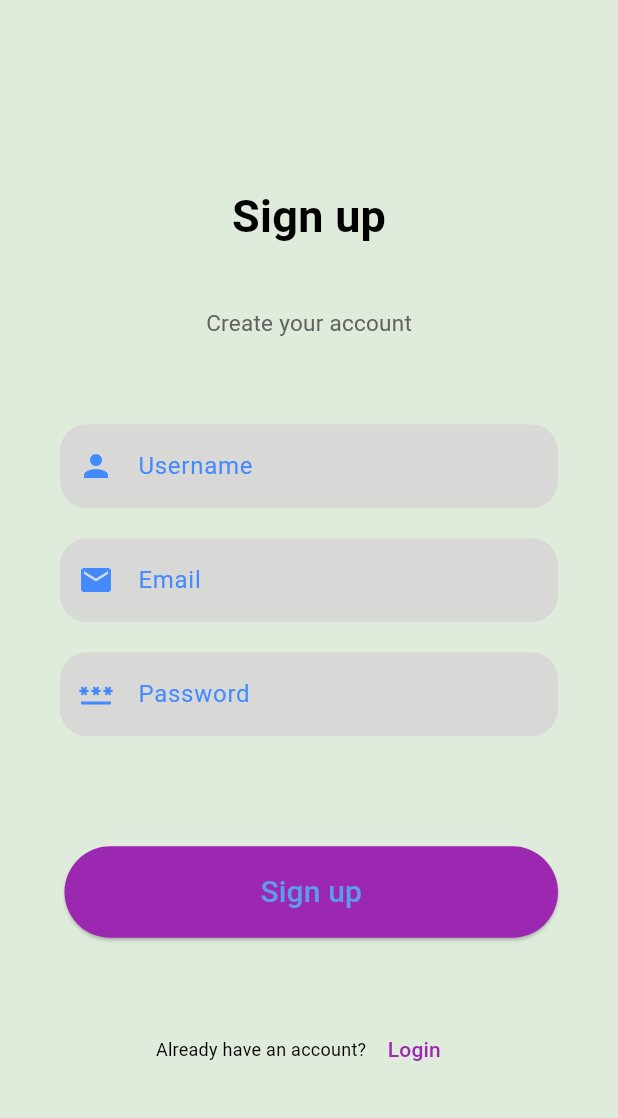
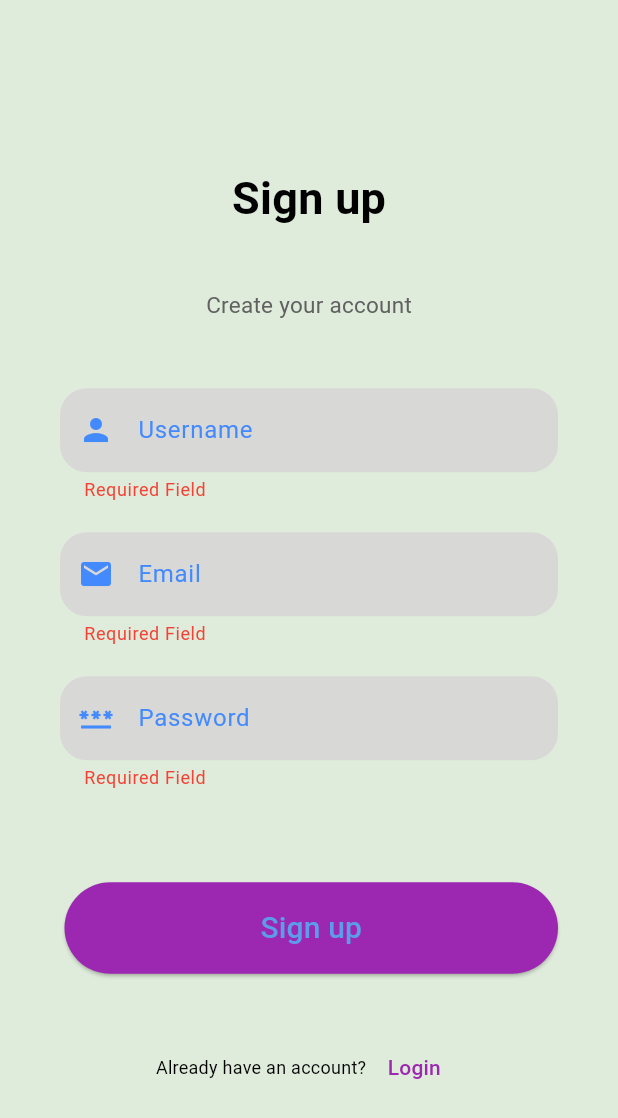
Before and after one commit to ahmedfyala/todo-app, a Flutter app: the SignUpView screen opened by its route, after a tap on "Sign up", on a phone screen of 412 x 824 dp. Shown: the top 1118 px of the screen. Run offline on Flutter 3.47's test engine with Material 3 defaults, Android fonts, the phone set to English and light mode, and no system bars; our stand-ins replace calendar_timeline, cloud_firestore, firebase_auth, firebase_core, flutter_slidable, google_fonts; accounts and stored records are empty.

Commit message:
improve Ui

```diff
--- a/lib/views/sign_up_view.dart
+++ b/lib/views/sign_up_view.dart
@@ -7,6 +7,7 @@ class SignUpView extends StatelessWidget {
   TextEditingController emailController = TextEditingController();
   TextEditingController passwordController = TextEditingController();
   TextEditingController userNameController = TextEditingController();
+  GlobalKey<FormState> signUpFormKey = GlobalKey<FormState>();
   SignUpView({super.key});
 
   @override
@@ -40,36 +41,75 @@ class SignUpView extends StatelessWidget {
                   )
                 ],
               ),
-              Column(
+              Form(
+                key: signUpFormKey,
+                child: Column(
                   children: <Widget>[
-                  TextField(
+                    TextFormField(
+                      validator: (value) {
+                        if (value == null || value.isEmpty) {
+                          return "Required Field";
+                        }
+                        return null;
+                      },
                       controller: userNameController,
                       decoration: InputDecoration(
+                        errorStyle: TextStyle(color: Colors.red),
                         hintText: "Username",
+                        border: OutlineInputBorder(
+                          borderRadius: BorderRadius.circular(18),
+                          borderSide: BorderSide.none,
+                        ),
+                        fillColor: Colors.purple.withOpacity(0.1),
+                        filled: true,
+                        prefixIcon: const Icon(Icons.person),
+                      ),
+                    ),
+                    const SizedBox(height: 20),
+                    TextFormField(
+                      validator: (value) {
+                        if (value == null || value.isEmpty) {
+                          return "Required Field";
+                        }
+                        bool validEmail = RegExp(
+                                r"^[a-zA-Z0-9.a-zA-Z0-9.!#$%&'*+-/=?^_`{|}~]+@[a-z]+\.[a-zA-Z]+")
+                            .hasMatch(value);
+                        if (!validEmail) {
+                          return "please enter valid email";
+                        }
+                        return null;
+                      },
+                      controller: emailController,
+                      decoration: InputDecoration(
+                        hintText: "Email",
+                        errorStyle: TextStyle(color: Colors.red),
                         border: OutlineInputBorder(
                             borderRadius: BorderRadius.circular(18),
                             borderSide: BorderSide.none),
                         fillColor: Colors.purple.withOpacity(0.1),
                         filled: true,
-                        prefixIcon: const Icon(Icons.person)),
+                        prefixIcon: const Icon(Icons.email),
+                      ),
                     ),
                     const SizedBox(height: 20),
-                  TextField(
-                    controller: emailController,
-                    decoration: InputDecoration(
-                        hintText: "Email",
-                        border: OutlineInputBorder(
-                            borderRadius: BorderRadius.circular(18),
-                            borderSide: BorderSide.none),
-                        fillColor: Colors.purple.withOpacity(0.1),
-                        filled: true,
-                        prefixIcon: const Icon(Icons.email)),
-                  ),
-                  const SizedBox(height: 20),
-                  TextField(
+                    TextFormField(
+                      validator: (value) {
+                        if (value == null || value.isEmpty) {
+                          return "Required Field";
+                        }
+                        bool validPassword = RegExp(
+                                r"^(?=.*?[A-Z])(?=.*?[a-z])(?=.*?[0-9])(?=.*?[!@#\$&*~]).{8,}$")
+                            .hasMatch(value);
+
+                        if (!validPassword) {
+                          return "please enter valid password";
+                        }
+                        return null;
+                      },
                       controller: passwordController,
                       decoration: InputDecoration(
                         hintText: "Password",
+                        errorStyle: TextStyle(color: Colors.red),
                         border: OutlineInputBorder(
                             borderRadius: BorderRadius.circular(18),
                             borderSide: BorderSide.none),
@@ -82,15 +122,20 @@ class SignUpView extends StatelessWidget {
                     const SizedBox(height: 20),
                   ],
                 ),
+              ),
               Container(
                 padding: const EdgeInsets.only(top: 3, left: 3),
                 child: ElevatedButton(
                   onPressed: () {
+                    if (signUpFormKey.currentState!.validate()) {
                       FirebaseFunctions.createAccountSignUp(
-                          emailController.text, passwordController.text,
-                          userName: userNameController.text, onSuccess: () {
+                        emailController.text,
+                        passwordController.text,
+                        userName: userNameController.text,
+                        onSuccess: () {
                           Navigator.pop(context);
-                      }, onError: (error) {
+                        },
+                        onError: (error) {
                           showDialog(
                             context: context,
                             builder: (context) {
@@ -106,7 +151,9 @@ class SignUpView extends StatelessWidget {
                               );
                             },
                           );
-                      });
+                        },
+                      );
+                    }
                   },
                   style: ElevatedButton.styleFrom(
                     shape: const StadiumBorder(),
@@ -117,7 +164,8 @@ class SignUpView extends StatelessWidget {
                     "Sign up",
                     style: TextStyle(fontSize: 20),
                   ),
-                  )),
+                ),
+              ),
               Row(
                 mainAxisAlignment: MainAxisAlignment.center,
                 children: <Widget>[
@@ -129,9 +177,10 @@ class SignUpView extends StatelessWidget {
                     child: const Text(
                       "Login",
                       style: TextStyle(color: Colors.purple),
-                      ))
+                    ),
+                  ),
                 ],
-              )
+              ),
             ],
           ),
         ),
```
Also changed, not shown: lib/views/login_view.dart (+57 -12 lines). Lines whose indentation alone changed are shown as unchanged.
